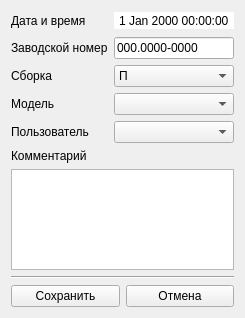
First picture: the form in usonicapp/forms/edit_record.ui, repository Kneshal/usonicApp, before the edit.
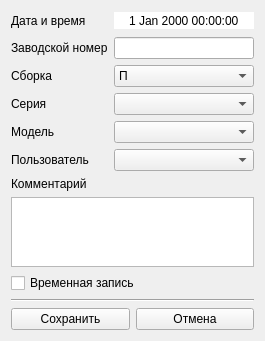
Second picture: the form after the edit.

```diff
--- a/usonicapp/forms/edit_record.ui
+++ b/usonicapp/forms/edit_record.ui
@@ -6,8 +6,8 @@
    <rect>
     <x>0</x>
     <y>0</y>
-    <width>239</width>
-    <height>318</height>
+    <width>259</width>
+    <height>316</height>
    </rect>
   </property>
   <property name="windowTitle">
@@ -40,7 +40,7 @@
       <widget class="QDateTimeEdit" name="datetimeedit">
        <property name="minimumSize">
         <size>
-         <width>120</width>
+         <width>140</width>
          <height>0</height>
         </size>
        </property>
@@ -98,15 +98,15 @@
        </property>
        <property name="minimumSize">
         <size>
-         <width>120</width>
+         <width>140</width>
          <height>0</height>
         </size>
        </property>
        <property name="inputMask">
-        <string>000.0000-0000</string>
+        <string/>
        </property>
        <property name="text">
-        <string>000.0000-0000</string>
+        <string/>
        </property>
        <property name="alignment">
         <set>Qt::AlignLeading|Qt::AlignLeft|Qt::AlignVCenter</set>
@@ -141,7 +141,7 @@
       <widget class="QComboBox" name="composition_combobox">
        <property name="minimumSize">
         <size>
-         <width>120</width>
+         <width>140</width>
          <height>0</height>
         </size>
        </property>
@@ -169,6 +169,40 @@
      </item>
     </layout>
    </item>
+   <item>
+    <layout class="QHBoxLayout" name="horizontalLayout_7">
+     <item>
+      <widget class="QLabel" name="label_7">
+       <property name="text">
+        <string>Серия</string>
+       </property>
+      </widget>
+     </item>
+     <item>
+      <spacer name="horizontalSpacer_6">
+       <property name="orientation">
+        <enum>Qt::Horizontal</enum>
+       </property>
+       <property name="sizeHint" stdset="0">
+        <size>
+         <width>40</width>
+         <height>20</height>
+        </size>
+       </property>
+      </spacer>
+     </item>
+     <item>
+      <widget class="QComboBox" name="series_combobox">
+       <property name="minimumSize">
+        <size>
+         <width>140</width>
+         <height>0</height>
+        </size>
+       </property>
+      </widget>
+     </item>
+    </layout>
+   </item>
    <item>
     <layout class="QHBoxLayout" name="horizontalLayout_3">
      <item>
@@ -195,7 +229,7 @@
       <widget class="QComboBox" name="devicemodel_combobox">
        <property name="minimumSize">
         <size>
-         <width>120</width>
+         <width>140</width>
          <height>0</height>
         </size>
        </property>
@@ -232,7 +266,7 @@
       <widget class="QComboBox" name="user_combobox">
        <property name="minimumSize">
         <size>
-         <width>120</width>
+         <width>140</width>
          <height>0</height>
         </size>
        </property>
@@ -250,6 +284,20 @@
    <item>
     <widget class="QTextEdit" name="comment_textedit"/>
    </item>
+   <item>
+    <layout class="QHBoxLayout" name="horizontalLayout_8">
+     <item>
+      <widget class="QCheckBox" name="temporary_checkbox">
+       <property name="layoutDirection">
+        <enum>Qt::LeftToRight</enum>
+       </property>
+       <property name="text">
+        <string>Временная запись</string>
+       </property>
+      </widget>
+     </item>
+    </layout>
+   </item>
    <item>
     <widget class="Line" name="line">
      <property name="orientation">
```
